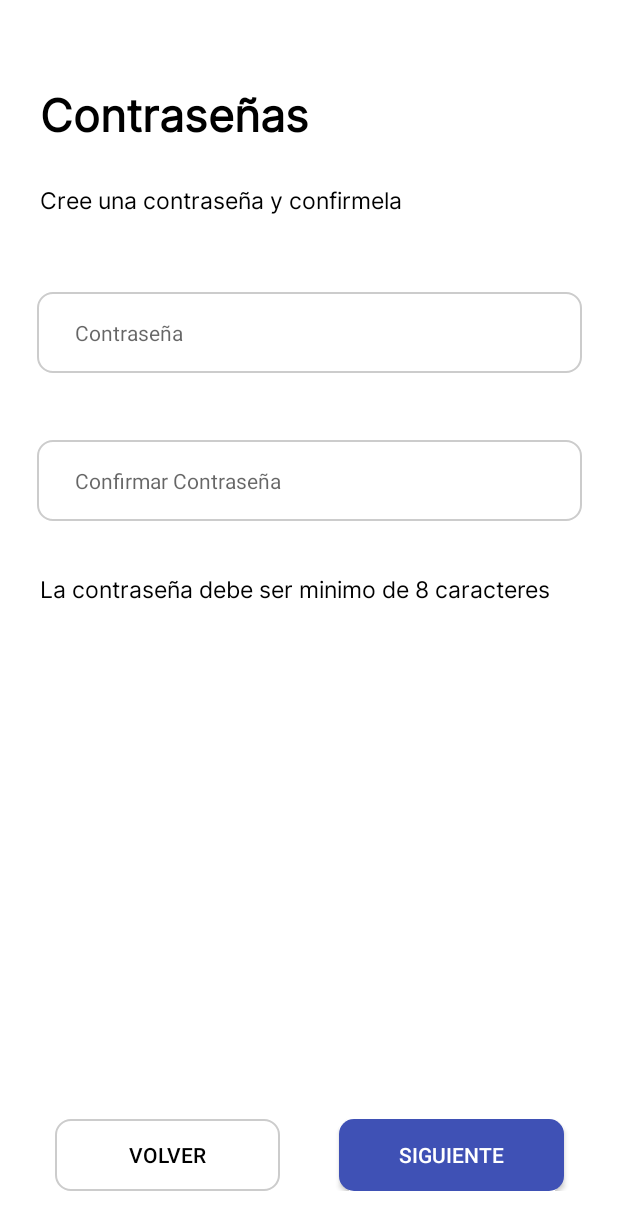
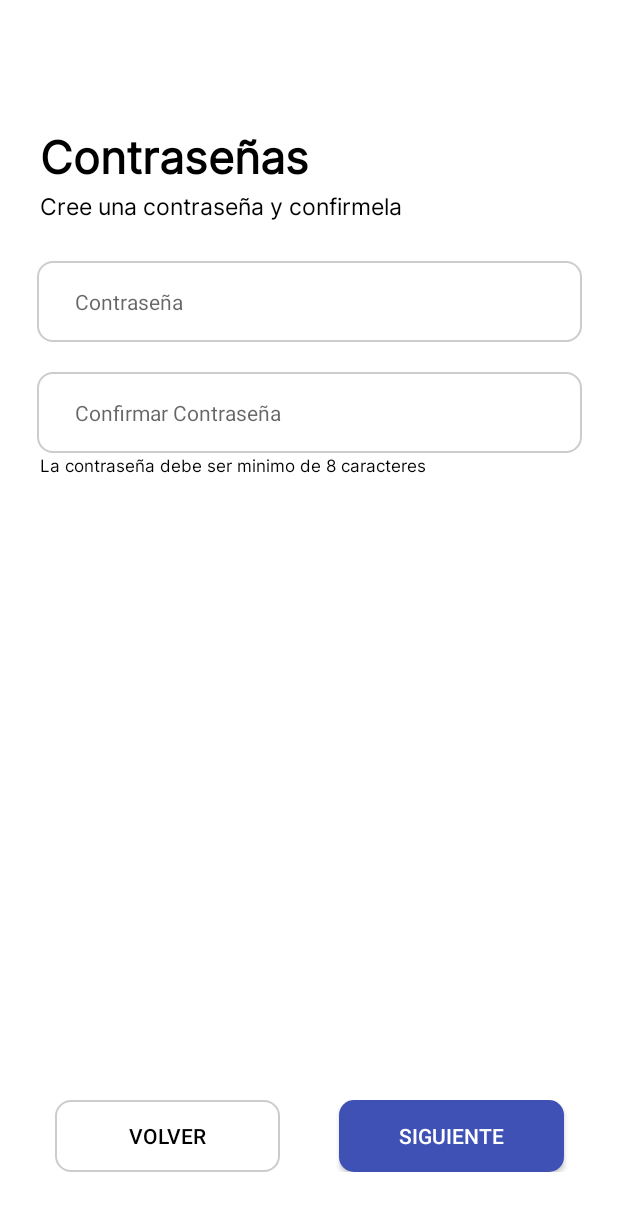
Before and after one commit to Sebastianmjk/APPCatalogo, an Android app: the RegistroFourthPage screen opened through its navigation route, on a phone screen of 412 x 824 dp. Shown: the top 1230 px of the screen. Run offline under Robolectric (Android 15) with nearby library versions, the phone set to English and light mode, and no system bars.

Commit message:
Se implemnetaron en todos los Fragmentos del Registro el margen porcentual

```diff
--- a/app/src/main/res/layout/fragment_registro_fourth_page.xml
+++ b/app/src/main/res/layout/fragment_registro_fourth_page.xml
@@ -16,7 +16,6 @@
             android:layout_width="0dp"
             android:layout_height="wrap_content"
             android:layout_marginStart="26dp"
-            android:layout_marginTop="30dp"
             android:layout_marginEnd="26dp"
             android:fontFamily="@font/inter"
             android:text="@string/contraseñas"
@@ -26,7 +25,7 @@
             app:layout_constraintBottom_toTopOf="@+id/descripcionPasswordText"
             app:layout_constraintEnd_toEndOf="parent"
             app:layout_constraintStart_toStartOf="parent"
-            app:layout_constraintTop_toTopOf="parent" />
+            app:layout_constraintTop_toBottomOf="@id/guidelineTitleFR4" />
 
         <TextView
             android:id="@+id/descripcionPasswordText"
@@ -90,12 +89,10 @@
             android:layout_height="wrap_content"
             android:layout_marginStart="26dp"
             android:layout_marginEnd="26dp"
-            android:layout_marginBottom="395dp"
             android:fontFamily="@font/inter"
             android:text="@string/ochoCaracteres"
             android:textColor="#000000"
-            android:textSize="15sp"
-            app:layout_constraintBottom_toBottomOf="parent"
+            android:textSize="11sp"
             app:layout_constraintEnd_toEndOf="parent"
             app:layout_constraintStart_toStartOf="parent"
             app:layout_constraintTop_toBottomOf="@+id/inputConfirmarContraseña" />
@@ -104,10 +101,9 @@
             android:id="@+id/footerVar"
             android:layout_width="0dp"
             android:layout_height="wrap_content"
-            android:layout_marginBottom="30dp"
-            app:layout_constraintBottom_toBottomOf="parent"
             app:layout_constraintEnd_toEndOf="parent"
-            app:layout_constraintStart_toStartOf="parent">
+            app:layout_constraintStart_toStartOf="parent"
+            app:layout_constraintTop_toBottomOf="@id/guidelineFooterFR4">
 
             <Button
                 android:id="@+id/buttonBack"
@@ -134,5 +130,19 @@
                 app:layout_constraintTop_toTopOf="@+id/buttonBack" />
         </androidx.constraintlayout.widget.ConstraintLayout>
 
+        <androidx.constraintlayout.widget.Guideline
+            android:id="@+id/guidelineTitleFR4"
+            android:layout_width="wrap_content"
+            android:layout_height="wrap_content"
+            android:orientation="horizontal"
+            app:layout_constraintGuide_percent="0.1" />
+
+        <androidx.constraintlayout.widget.Guideline
+            android:id="@+id/guidelineFooterFR4"
+            android:layout_width="wrap_content"
+            android:layout_height="wrap_content"
+            android:orientation="horizontal"
+            app:layout_constraintGuide_percent="0.89" />
+
     </androidx.constraintlayout.widget.ConstraintLayout>
 </FrameLayout>
```
Also changed, not shown: app/src/main/res/layout/fragment_registro_first_page.xml (+11 -4 lines), app/src/main/res/layout/fragment_registro_second_page.xml (+9 -3 lines), app/src/main/res/layout/fragment_registro_third_page.xml (+17 -7 lines).
